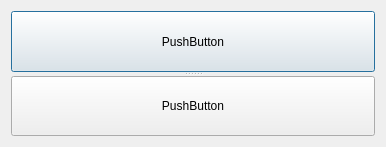
Above: Qt-10-Splitters/dialog.ui from DoozyX/QtProgrammingTutorial before the change. Below: the same form after it.
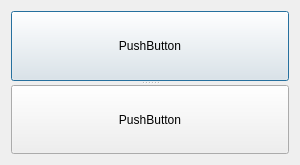
That is the form after the change.

Diff of the .ui file:
```diff
--- a/Qt-10-Splitters/dialog.ui
+++ b/Qt-10-Splitters/dialog.ui
@@ -6,8 +6,8 @@
    <rect>
     <x>0</x>
     <y>0</y>
-    <width>386</width>
-    <height>147</height>
+    <width>300</width>
+    <height>165</height>
    </rect>
   </property>
   <property name="windowTitle">
```
